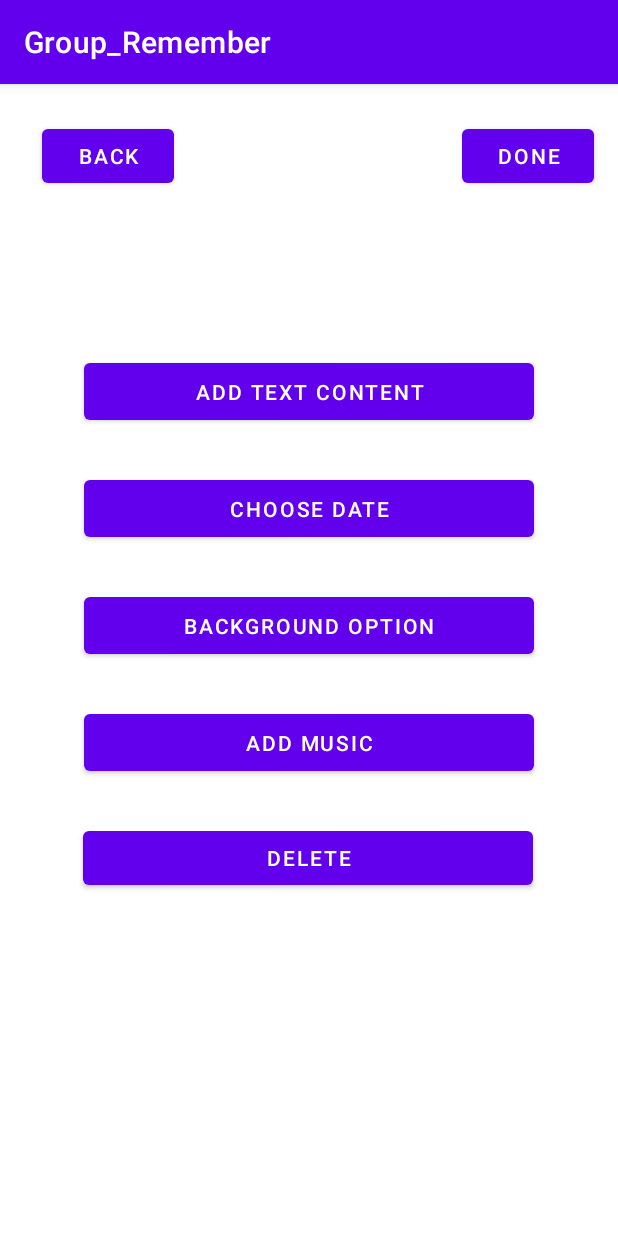
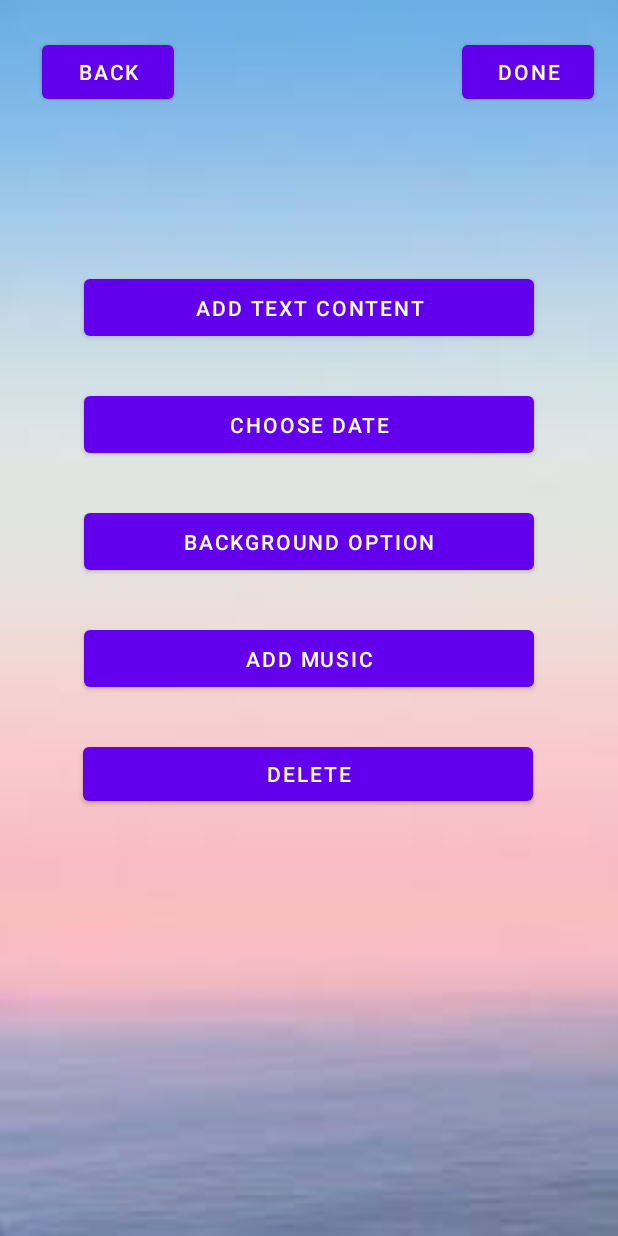
Before and after one commit to huayu1998/Group_Remember, an Android app: the screen it shows after launch (EditEventOption), after a tap on an icon or button, on a phone screen of 412 x 824 dp. Run offline under Robolectric (Android 15) with nearby library versions, the light colour scheme and no system bars.

Commit message:
huayu commit

```diff
--- a/app/src/main/java/com/example/group_remember/Day.java
+++ b/app/src/main/java/com/example/group_remember/Day.java
@@ -16,6 +16,8 @@ import android.widget.Toast;
 import com.google.android.material.floatingactionbutton.FloatingActionButton;
 
 import java.io.Serializable;
+import java.time.DayOfWeek;
+import java.time.LocalDate;
 import java.util.ArrayList;
 
 public class Day extends AppCompatActivity {
@@ -179,6 +181,7 @@ public class Day extends AppCompatActivity {
         }
 
         if (date.getYear() != 0 && date.getMonth() != 0 && date.getDay() != 0) {
+
             time.setText(date.getMonth() + "/" + date.getDay() + "/" + date.getYear());
         }
 
--- a/app/src/main/res/layout/activity_background_option.xml
+++ b/app/src/main/res/layout/activity_background_option.xml
@@ -4,7 +4,8 @@
     xmlns:tools="http://schemas.android.com/tools"
     android:layout_width="match_parent"
     android:layout_height="match_parent"
-    tools:context=".BackgroundOption">
+    tools:context=".BackgroundOption"
+    android:background="@drawable/improve3">
 
     <ImageView
         android:id="@+id/b0"
--- a/app/src/main/res/layout/activity_choose_date.xml
+++ b/app/src/main/res/layout/activity_choose_date.xml
@@ -4,7 +4,8 @@
     xmlns:tools="http://schemas.android.com/tools"
     android:layout_width="match_parent"
     android:layout_height="match_parent"
-    tools:context=".ChooseDate">
+    tools:context=".ChooseDate"
+    android:background="@drawable/improve4">
 
     <TextView
         android:id="@+id/textView"
--- a/app/src/main/res/layout/activity_day.xml
+++ b/app/src/main/res/layout/activity_day.xml
@@ -5,7 +5,8 @@
     android:id="@+id/Day"
     android:layout_width="match_parent"
     android:layout_height="match_parent"
-    tools:context=".Day">
+    tools:context=".Day"
+    android:background="@color/light_blue">
 
     <TextView
         android:id="@+id/titleT"
--- a/app/src/main/res/layout/activity_edit_event_option.xml
+++ b/app/src/main/res/layout/activity_edit_event_option.xml
@@ -4,7 +4,8 @@
     xmlns:tools="http://schemas.android.com/tools"
     android:layout_width="match_parent"
     android:layout_height="match_parent"
-    tools:context=".EditEventOption">
+    tools:context=".EditEventOption"
+    android:background="@drawable/improve3">
 
     <Button
         android:id="@+id/delete"
--- a/app/src/main/res/layout/activity_edit_text.xml
+++ b/app/src/main/res/layout/activity_edit_text.xml
@@ -4,7 +4,8 @@
     xmlns:app="http://schemas.android.com/apk/res-auto"
     xmlns:tools="http://schemas.android.com/tools"
     android:layout_width="match_parent"
-    android:layout_height="match_parent">
+    android:layout_height="match_parent"
+    android:background="@drawable/improve4">
 
     <EditText
         android:id="@+id/eventName"
--- a/app/src/main/res/layout/activity_play_music.xml
+++ b/app/src/main/res/layout/activity_play_music.xml
@@ -4,7 +4,8 @@
     xmlns:tools="http://schemas.android.com/tools"
     android:layout_width="match_parent"
     android:layout_height="match_parent"
-    tools:context=".PlayMusic">
+    tools:context=".PlayMusic"
+    android:background="@drawable/improve3">
 
     <RadioGroup
         android:id="@+id/musicGroup"
--- a/app/src/main/res/values-night/themes.xml
+++ b/app/src/main/res/values-night/themes.xml
@@ -1,6 +1,6 @@
 <resources xmlns:tools="http://schemas.android.com/tools">
     <!-- Base application theme. -->
-    <style name="Theme.Group_Remember" parent="Theme.MaterialComponents.DayNight.DarkActionBar">
+    <style name="Theme.Group_Remember" parent="Theme.MaterialComponents.DayNight.NoActionBar">
         <!-- Primary brand color. -->
         <item name="colorPrimary">@color/purple_200</item>
         <item name="colorPrimaryVariant">@color/purple_700</item>
--- a/app/src/main/res/values/colors.xml
+++ b/app/src/main/res/values/colors.xml
@@ -12,5 +12,6 @@
     <color name="light_purple">#BE81F7</color>
     <color name="pink">#F46179</color>
     <color name="light_pink">#FA9CAC</color>
+    <color name="light_blue">#E6FFFF</color>
 
 </resources>
--- a/app/src/main/res/values/themes.xml
+++ b/app/src/main/res/values/themes.xml
@@ -1,6 +1,6 @@
 <resources xmlns:tools="http://schemas.android.com/tools">
     <!-- Base application theme. -->
-    <style name="Theme.Group_Remember" parent="Theme.MaterialComponents.DayNight.DarkActionBar">
+    <style name="Theme.Group_Remember" parent="Theme.MaterialComponents.DayNight.NoActionBar">
         <!-- Primary brand color. -->
         <item name="colorPrimary">@color/purple_500</item>
         <item name="colorPrimaryVariant">@color/purple_700</item>
```
Also changed, not shown: app/src/main/res/drawable-v24/improve2.jpeg (added), app/src/main/res/drawable-v24/improve3.jpeg (added), app/src/main/res/drawable-v24/improve4.jpeg (added).
